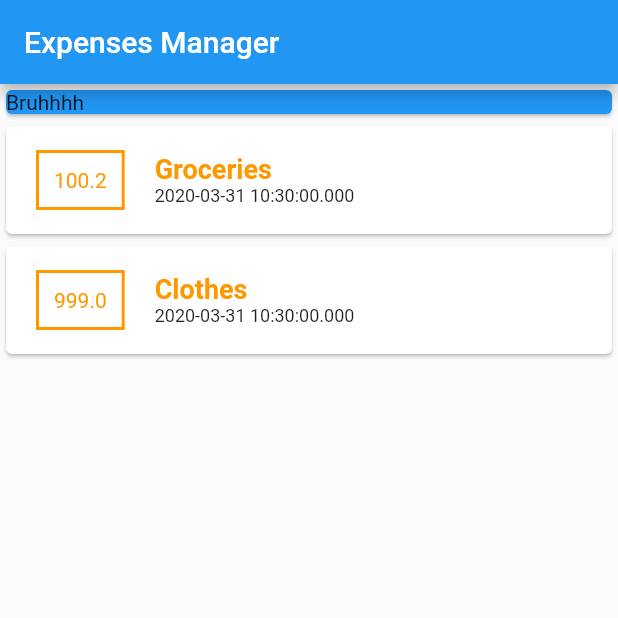
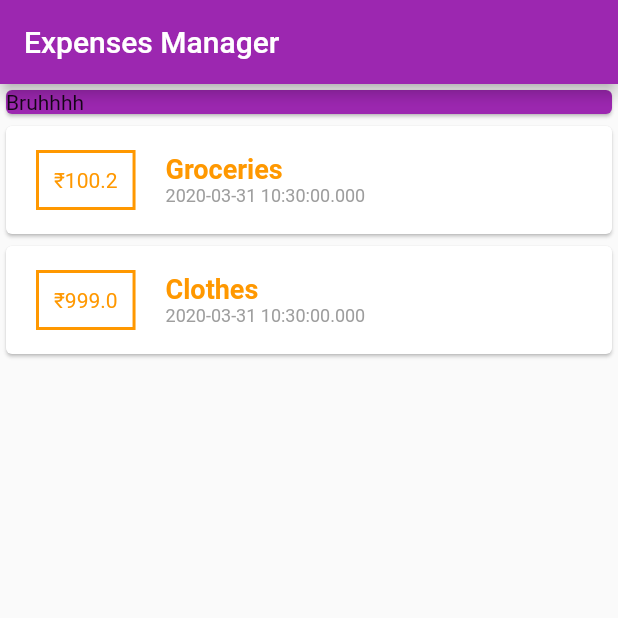
Before and after one commit to shubhamzanwar/learn-flutter, a Flutter app: the screen it shows after launch, on a phone screen of 412 x 824 dp, the top half of it. Run offline on Flutter 3.47's test engine with Material 2 defaults, Android fonts, the phone set to English and light mode, and no system bars.

Commit message:
making it a weird purple and orange app

```diff
--- a/lib/app.dart
+++ b/lib/app.dart
@@ -26,7 +26,7 @@ class App extends StatelessWidget {
         Container(
           width: double.infinity,
           child: Card(
-            color: Colors.blue,
+            color: Colors.purple,
             child: Text(
               "Bruhhhh",
               textDirection: TextDirection.ltr,
--- a/lib/main.dart
+++ b/lib/main.dart
@@ -8,6 +8,7 @@ void main() {
       home: Scaffold(
         appBar: AppBar(
           title: Text("Expenses Manager"),
+          backgroundColor: Colors.purple,
         ),
         body: App(),
       ),
--- a/lib/widgets/transaction.dart
+++ b/lib/widgets/transaction.dart
@@ -27,7 +27,7 @@ class Transaction extends StatelessWidget {
               ),
               padding: EdgeInsets.all(10),
               child: Text(
-                transaction.amount.toString(),
+                "₹${transaction.amount}",
                 textDirection: TextDirection.ltr,
                 style: TextStyle(color: Colors.orange),
               ),
@@ -48,7 +48,7 @@ class Transaction extends StatelessWidget {
                   transaction.date.toString(),
                   textDirection: TextDirection.ltr,
                   style: TextStyle(
-                    color: Colors.black87,
+                    color: Colors.grey,
                     fontSize: 12
                   ),
                 )
```
